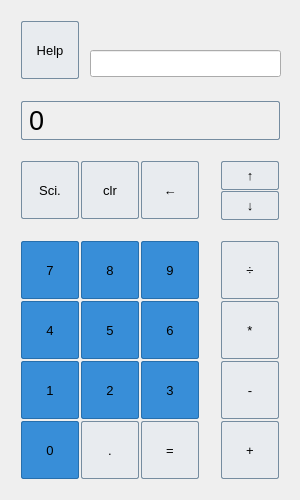
The window that src/mainwindow.ui (cs3100-team10/calc01) describes before a commit, drawn with Qt 5.
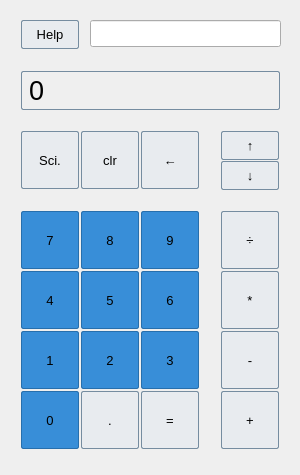
The same window after the commit.

Commit message: changed size of UI for better visual format

Patch:
```diff
--- a/src/mainwindow.ui
+++ b/src/mainwindow.ui
@@ -7,7 +7,7 @@
     <x>0</x>
     <y>0</y>
     <width>300</width>
-    <height>500</height>
+    <height>475</height>
    </rect>
   </property>
   <property name="sizePolicy">
@@ -19,13 +19,13 @@
   <property name="minimumSize">
    <size>
     <width>300</width>
-    <height>500</height>
+    <height>475</height>
    </size>
   </property>
   <property name="maximumSize">
    <size>
     <width>300</width>
-    <height>500</height>
+    <height>475</height>
    </size>
   </property>
   <property name="windowTitle">
@@ -36,7 +36,7 @@
     <property name="geometry">
      <rect>
       <x>20</x>
-      <y>100</y>
+      <y>70</y>
       <width>261</width>
       <height>41</height>
      </rect>
@@ -69,7 +69,7 @@
     <property name="geometry">
      <rect>
       <x>20</x>
-      <y>160</y>
+      <y>130</y>
       <width>60</width>
       <height>60</height>
      </rect>
@@ -111,7 +111,7 @@
     <property name="geometry">
      <rect>
       <x>80</x>
-      <y>160</y>
+      <y>130</y>
       <width>60</width>
       <height>60</height>
      </rect>
@@ -153,7 +153,7 @@
     <property name="geometry">
      <rect>
       <x>140</x>
-      <y>160</y>
+      <y>130</y>
       <width>60</width>
       <height>60</height>
      </rect>
@@ -195,7 +195,7 @@
     <property name="geometry">
      <rect>
       <x>220</x>
-      <y>160</y>
+      <y>130</y>
       <width>60</width>
       <height>31</height>
      </rect>
@@ -237,7 +237,7 @@
     <property name="geometry">
      <rect>
       <x>140</x>
-      <y>240</y>
+      <y>210</y>
       <width>60</width>
       <height>60</height>
      </rect>
@@ -279,7 +279,7 @@
     <property name="geometry">
      <rect>
       <x>220</x>
-      <y>240</y>
+      <y>210</y>
       <width>60</width>
       <height>60</height>
      </rect>
@@ -321,7 +321,7 @@
     <property name="geometry">
      <rect>
       <x>20</x>
-      <y>240</y>
+      <y>210</y>
       <width>60</width>
       <height>60</height>
      </rect>
@@ -363,7 +363,7 @@
     <property name="geometry">
      <rect>
       <x>80</x>
-      <y>240</y>
+      <y>210</y>
       <width>60</width>
       <height>60</height>
      </rect>
@@ -405,7 +405,7 @@
     <property name="geometry">
      <rect>
       <x>140</x>
-      <y>300</y>
+      <y>270</y>
       <width>60</width>
       <height>60</height>
      </rect>
@@ -447,7 +447,7 @@
     <property name="geometry">
      <rect>
       <x>220</x>
-      <y>300</y>
+      <y>270</y>
       <width>60</width>
       <height>60</height>
      </rect>
@@ -489,7 +489,7 @@
     <property name="geometry">
      <rect>
       <x>20</x>
-      <y>300</y>
+      <y>270</y>
       <width>60</width>
       <height>60</height>
      </rect>
@@ -531,7 +531,7 @@
     <property name="geometry">
      <rect>
       <x>80</x>
-      <y>300</y>
+      <y>270</y>
       <width>60</width>
       <height>60</height>
      </rect>
@@ -573,7 +573,7 @@
     <property name="geometry">
      <rect>
       <x>140</x>
-      <y>360</y>
+      <y>330</y>
       <width>60</width>
       <height>60</height>
      </rect>
@@ -615,7 +615,7 @@
     <property name="geometry">
      <rect>
       <x>220</x>
-      <y>360</y>
+      <y>330</y>
       <width>60</width>
       <height>60</height>
      </rect>
@@ -657,7 +657,7 @@
     <property name="geometry">
      <rect>
       <x>20</x>
-      <y>360</y>
+      <y>330</y>
       <width>60</width>
       <height>60</height>
      </rect>
@@ -699,7 +699,7 @@
     <property name="geometry">
      <rect>
       <x>80</x>
-      <y>360</y>
+      <y>330</y>
       <width>60</width>
       <height>60</height>
      </rect>
@@ -741,7 +741,7 @@
     <property name="geometry">
      <rect>
       <x>220</x>
-      <y>420</y>
+      <y>390</y>
       <width>60</width>
       <height>60</height>
      </rect>
@@ -783,7 +783,7 @@
     <property name="geometry">
      <rect>
       <x>140</x>
-      <y>420</y>
+      <y>390</y>
       <width>60</width>
       <height>60</height>
      </rect>
@@ -825,7 +825,7 @@
     <property name="geometry">
      <rect>
       <x>20</x>
-      <y>420</y>
+      <y>390</y>
       <width>60</width>
       <height>60</height>
      </rect>
@@ -867,7 +867,7 @@
     <property name="geometry">
      <rect>
       <x>80</x>
-      <y>420</y>
+      <y>390</y>
       <width>60</width>
       <height>60</height>
      </rect>
@@ -909,7 +909,7 @@
     <property name="geometry">
      <rect>
       <x>220</x>
-      <y>190</y>
+      <y>160</y>
       <width>60</width>
       <height>31</height>
      </rect>
@@ -951,9 +951,9 @@
     <property name="geometry">
      <rect>
       <x>20</x>
-      <y>20</y>
+      <y>19</y>
       <width>60</width>
-      <height>60</height>
+      <height>31</height>
      </rect>
     </property>
     <property name="sizePolicy">
@@ -999,7 +999,7 @@
     <property name="geometry">
      <rect>
       <x>90</x>
-      <y>50</y>
+      <y>20</y>
       <width>191</width>
       <height>27</height>
      </rect>
```
The commit also changes 1 other file.
